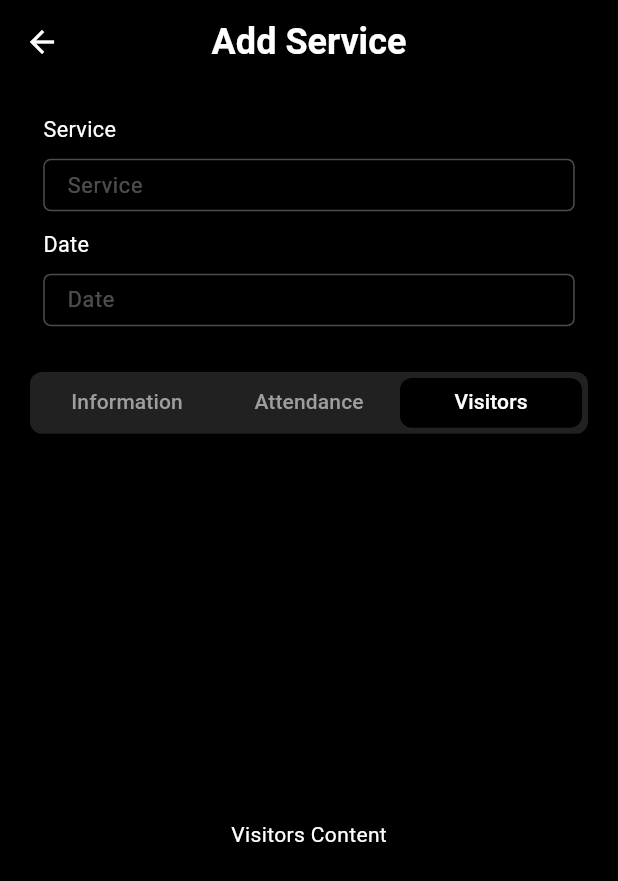
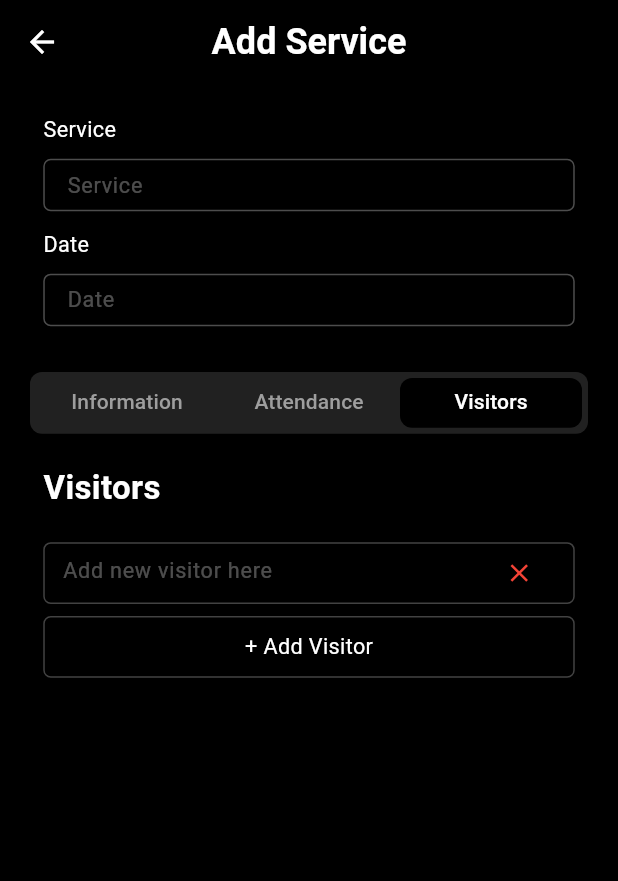
Before and after one commit to drxerxes1/attendance, a Flutter app: the ServiceScreen screen opened directly, tab 3 chosen, on a phone screen of 412 x 824 dp. Shown: the top 881 px of the screen. Run offline on Flutter 3.47's test engine with Material 3 defaults, Android fonts, the light colour scheme and no system bars; our stand-ins replace cloud_firestore, firebase_core, flutter_dotenv, flutter_slidable, get, hive; accounts and stored records are empty; statements that could not run were skipped.

Commit message:
add visitor UI

```diff
--- a/lib/screen/features/add/add_attendance.dart
+++ b/lib/screen/features/add/add_attendance.dart
@@ -16,6 +16,7 @@ class _AddAttendanceState extends State<AddAttendance> {
 
   @override
   Widget build(BuildContext context) {
+    final mq = MediaQuery.of(context).size;
     return StreamBuilder<List<Member>>(
       stream: firestoreService.getAllMembers(),
       builder: (context, snapshot) {
--- a/lib/screen/features/add/add_visitors.dart
+++ b/lib/screen/features/add/add_visitors.dart
@@ -1,10 +1,138 @@
+import 'package:attendance/helper/widgets/custom_dialog.dart';
 import 'package:flutter/material.dart';
 
-class AddVisitors extends StatelessWidget {
+class AddVisitors extends StatefulWidget {
   const AddVisitors({super.key});
 
   @override
+  State<AddVisitors> createState() => _AddVisitorsState();
+}
+
+class _AddVisitorsState extends State<AddVisitors> {
+  final List<String> visitors = [];
+  final TextEditingController visitorController = TextEditingController();
+
+  void _addVisitor() {
+    final text = visitorController.text.trim();
+    if (text.isNotEmpty) {
+      final isDuplicate = visitors
+          .any((visitor) => visitor.toLowerCase() == text.toLowerCase());
+      if (isDuplicate) {
+        CustomDialog.error('Visitor already exists');
+        return;
+      }
+
+      setState(() {
+        visitors.add(text);
+        visitorController.clear();
+      });
+    }
+  }
+
+  void _removeVisitor(int index) {
+    setState(() {
+      visitors.removeAt(index);
+    });
+  }
+
+  @override
   Widget build(BuildContext context) {
-    return const Center(child: Text("Visitors Content"));
+    final mq = MediaQuery.of(context).size;
+
+    return SingleChildScrollView(
+      padding: EdgeInsets.symmetric(horizontal: mq.width * 0.07),
+      child: Column(
+        crossAxisAlignment: CrossAxisAlignment.start,
+        children: [
+          SizedBox(height: mq.width * 0.05),
+          const Text('Visitors',
+              style: TextStyle(fontSize: 22, fontWeight: FontWeight.bold)),
+          SizedBox(height: mq.width * 0.05),
+          // List of visitors
+          ...visitors.asMap().entries.map((entry) {
+            int index = entry.key;
+            String visitor = entry.value;
+            return Container(
+              height: mq.width * 0.1,
+              margin: const EdgeInsets.only(bottom: 8),
+              padding: const EdgeInsets.symmetric(horizontal: 12),
+              decoration: BoxDecoration(
+                border: Border.all(color: Colors.grey.shade800),
+                borderRadius: BorderRadius.circular(5),
+              ),
+              child: Row(
+                children: [
+                  Expanded(
+                    child: Text(
+                      visitor,
+                      style: TextStyle(
+                          fontSize: mq.width * 0.035, color: Colors.white),
+                    ),
+                  ),
+                  IconButton(
+                    icon: const Icon(Icons.delete, color: Colors.red, size: 20),
+                    onPressed: () => _removeVisitor(index),
+                  ),
+                ],
+              ),
+            );
+          }),
+
+          // TextField to add a new visitor
+          Container(
+            height: mq.width * 0.1,
+            margin: const EdgeInsets.only(bottom: 8),
+            padding: const EdgeInsets.symmetric(horizontal: 12),
+            decoration: BoxDecoration(
+              border: Border.all(color: Colors.grey.shade800),
+              borderRadius: BorderRadius.circular(5),
+            ),
+            child: Row(
+              children: [
+                Expanded(
+                  child: TextField(
+                    controller: visitorController,
+                    decoration: InputDecoration(
+                      hintText: 'Add new visitor here',
+                      hintStyle: TextStyle(
+                          color: Colors.white30, fontSize: mq.width * 0.035),
+                      border: InputBorder.none,
+                      isCollapsed: true,
+                      contentPadding: const EdgeInsets.symmetric(vertical: 10),
+                    ),
+                    style: TextStyle(
+                        color: Colors.white, fontSize: mq.width * 0.035),
+                  ),
+                ),
+                IconButton(
+                  icon: const Icon(Icons.clear, color: Colors.red, size: 20),
+                  onPressed: () => visitorController.clear(),
+                ),
+              ],
+            ),
+          ),
+
+          // Add Visitor Button
+          GestureDetector(
+            onTap: _addVisitor,
+            child: Container(
+              height: mq.width * 0.1,
+              width: double.infinity,
+              decoration: BoxDecoration(
+                border: Border.all(color: Colors.grey.shade800),
+                borderRadius: BorderRadius.circular(5),
+              ),
+              child: Center(
+                child: Text(
+                  '+ Add Visitor',
+                  style: TextStyle(
+                      fontSize: mq.width * 0.035, color: Colors.white),
+                ),
+              ),
+            ),
+          ),
+        ],
+      ),
+    );
   }
 }
--- a/lib/screen/service_screen.dart
+++ b/lib/screen/service_screen.dart
@@ -1,4 +1,3 @@
-import 'package:attendance/helper/global.dart';
 import 'package:attendance/helper/widgets/custom_app_bar.dart';
 import 'package:attendance/helper/widgets/custom_text_field.dart';
 import 'package:attendance/screen/features/add/add_attendance.dart';
@@ -34,6 +33,7 @@ class _ServiceScreenState extends State<ServiceScreen>
 
   @override
   Widget build(BuildContext context) {
+    final mq = MediaQuery.of(context).size;
     return DefaultTabController(
       length: 3,
       child: Scaffold(
@@ -43,7 +43,8 @@ class _ServiceScreenState extends State<ServiceScreen>
           child: Column(
             children: [
               Padding(
-                padding: EdgeInsets.symmetric(horizontal: mq.width * 0.07, vertical: mq.width * 0.05),
+                padding: EdgeInsets.symmetric(
+                    horizontal: mq.width * 0.07, vertical: mq.width * 0.05),
                 child: Column(
                   children: [
                     CustomTextField(
@@ -60,9 +61,7 @@ class _ServiceScreenState extends State<ServiceScreen>
                   ],
                 ),
               ),
-
               const SizedBox(height: 10),
-
               Container(
                 height: mq.width * 0.1,
                 margin: const EdgeInsets.symmetric(horizontal: 20),
@@ -88,7 +87,6 @@ class _ServiceScreenState extends State<ServiceScreen>
                   ],
                 ),
               ),
-
               Expanded(
                 child: TabBarView(
                   controller: _tabController,
```
Also changed, not shown: lib/screen/features/add/add_information.dart (+3 -4 lines).
